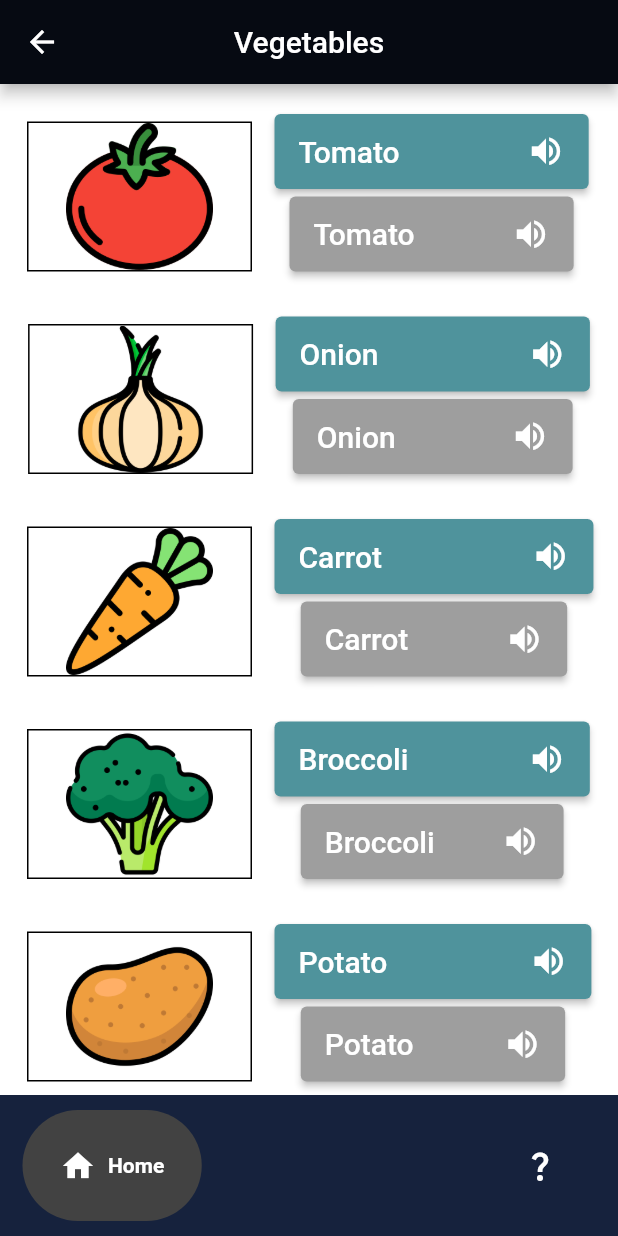
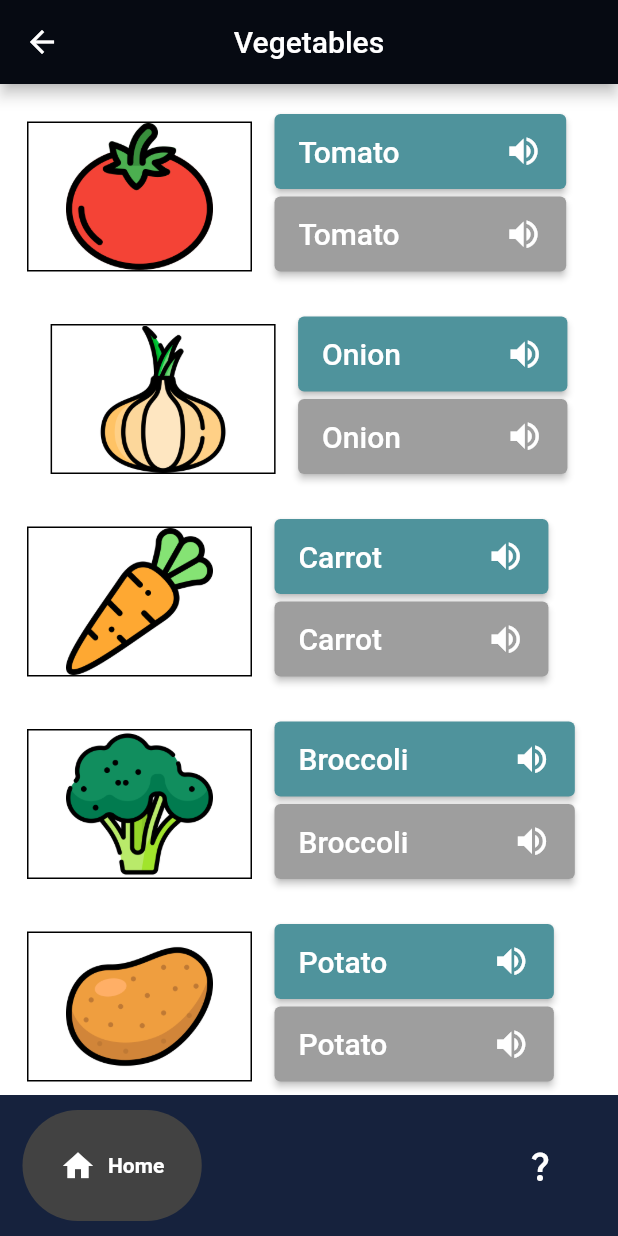
Before and after one commit to Nicolep02/starters, a Flutter app: the Veggie screen opened directly, on a phone screen of 412 x 824 dp. Run offline on Flutter 3.47's test engine with Material 2 defaults, Android fonts, the phone set to English and light mode, and no system bars; drawn by our look-alikes of google_nav_bar; generated files the repository leaves out were written again.

Commit message:
temporary fix for grocery pixel overflow

```diff
--- a/lib/grocery_pages/vegetables.dart
+++ b/lib/grocery_pages/vegetables.dart
@@ -18,6 +18,7 @@ class _VeggieState extends State<Veggie> {
 
   @override
   Widget build(BuildContext context) {
+    double screen_limit = MediaQuery.of(context).size.width*1.0;
     return Scaffold(
       backgroundColor: Colors.white,
       appBar: AppBar(
@@ -29,7 +30,9 @@ class _VeggieState extends State<Veggie> {
         centerTitle: true,
       ),
 
-      body: Center(
+      body: SingleChildScrollView(
+        child: Container(
+          width: screen_limit,
           child: Column(
             mainAxisAlignment: MainAxisAlignment.start,
             crossAxisAlignment: CrossAxisAlignment.start,
@@ -68,7 +71,7 @@ class _VeggieState extends State<Veggie> {
                             Text('Tomato',
                               style: TextStyle(fontSize: 20),), // <-- Text
                             SizedBox(
-                              width: 85, height: 50
+                                width: 70, height: 50
                             ),
                             Icon( // <-- Icon
                               Icons.volume_up,
@@ -89,7 +92,7 @@ class _VeggieState extends State<Veggie> {
                             Text('Tomato',
                               style: TextStyle(fontSize: 20),), // <-- Text
                             SizedBox(
-                              width: 65, height: 50
+                                width: 70, height: 50
                             ),
                             Icon( // <-- Icon
                               Icons.volume_up,
@@ -136,7 +139,7 @@ class _VeggieState extends State<Veggie> {
                             Text('Onion',
                               style: TextStyle(fontSize: 20),), // <-- Text
                             SizedBox(
-                              width: 100, height: 50
+                                width: 70, height: 50
                             ),
                             Icon( // <-- Icon
                               Icons.volume_up,
@@ -157,7 +160,7 @@ class _VeggieState extends State<Veggie> {
                             Text('Onion',
                               style: TextStyle(fontSize: 20),), // <-- Text
                             SizedBox(
-                              width: 77, height: 50
+                                width: 70, height: 50
                             ),
                             Icon( // <-- Icon
                               Icons.volume_up,
@@ -203,7 +206,7 @@ class _VeggieState extends State<Veggie> {
                             Text('Carrot',
                               style: TextStyle(fontSize: 20),), // <-- Text
                             SizedBox(
-                              width: 100, height: 50
+                                width: 70, height: 50
                             ),
                             Icon( // <-- Icon
                               Icons.volume_up,
@@ -224,7 +227,7 @@ class _VeggieState extends State<Veggie> {
                             Text('Carrot',
                               style: TextStyle(fontSize: 20),), // <-- Text
                             SizedBox(
-                              width: 65, height: 50
+                                width: 70, height: 50
                             ),
                             Icon( // <-- Icon
                               Icons.volume_up,
@@ -271,7 +274,7 @@ class _VeggieState extends State<Veggie> {
                             Text('Broccoli',
                               style: TextStyle(fontSize: 20),), // <-- Text
                             SizedBox(
-                              width: 80, height: 50
+                                width: 70, height: 50
                             ),
                             Icon( // <-- Icon
                               Icons.volume_up,
@@ -292,7 +295,7 @@ class _VeggieState extends State<Veggie> {
                             Text('Broccoli',
                               style: TextStyle(fontSize: 20),), // <-- Text
                             SizedBox(
-                              width: 45, height: 50
+                                width: 70, height: 50
                             ),
                             Icon( // <-- Icon
                               Icons.volume_up,
@@ -339,7 +342,7 @@ class _VeggieState extends State<Veggie> {
                             Text('Potato',
                               style: TextStyle(fontSize: 20),), // <-- Text
                             SizedBox(
-                              width: 95, height: 50
+                                width: 70, height: 50
                             ),
                             Icon( // <-- Icon
                               Icons.volume_up,
@@ -360,7 +363,7 @@ class _VeggieState extends State<Veggie> {
                             Text('Potato',
                               style: TextStyle(fontSize: 20),), // <-- Text
                             SizedBox(
-                              width: 60, height: 50
+                                width: 70, height: 50
                             ),
                             Icon( // <-- Icon
                               Icons.volume_up,
@@ -375,7 +378,9 @@ class _VeggieState extends State<Veggie> {
                 ],),
 
 
-          ],),),
+            ],),
+        ),
+      ),
 
       bottomNavigationBar: Container(
         color: Color.fromRGBO(22, 34, 61, 1.0),
```
Also changed, not shown: lib/grocery_pages/bakery&dairy.dart (+7 -2 lines), lib/grocery_pages/eggsandmeats.dart (+7 -2 lines), lib/grocery_pages/fruitsPage.dart (+7 -2 lines). Lines whose indentation alone changed are shown as unchanged.
